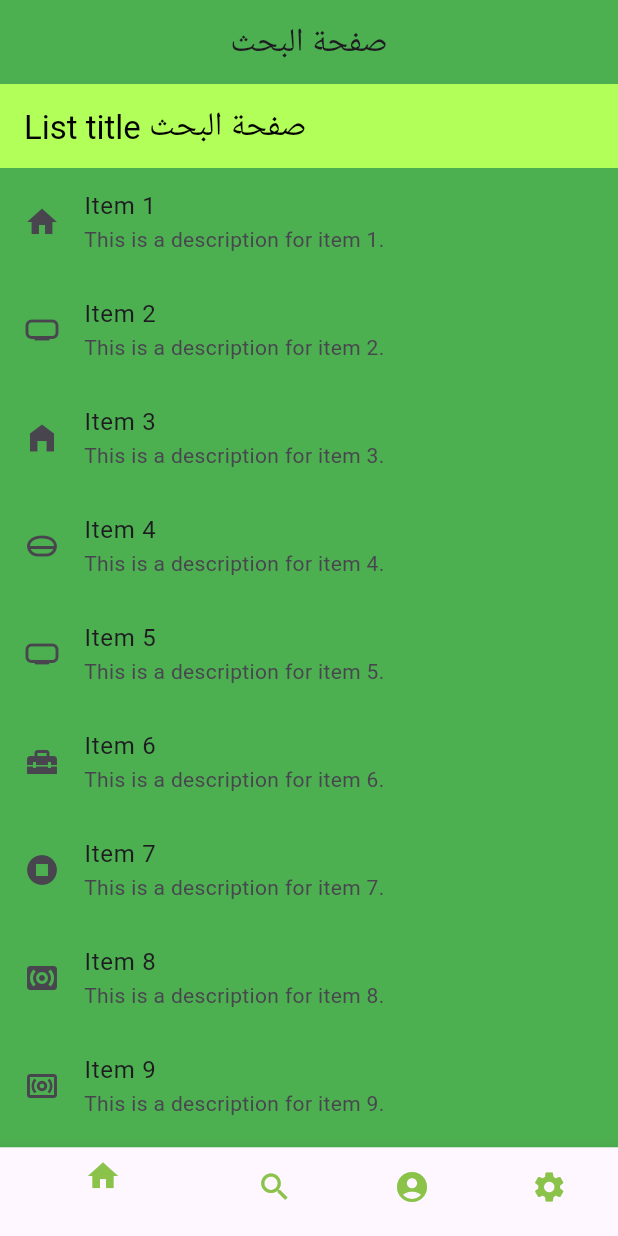
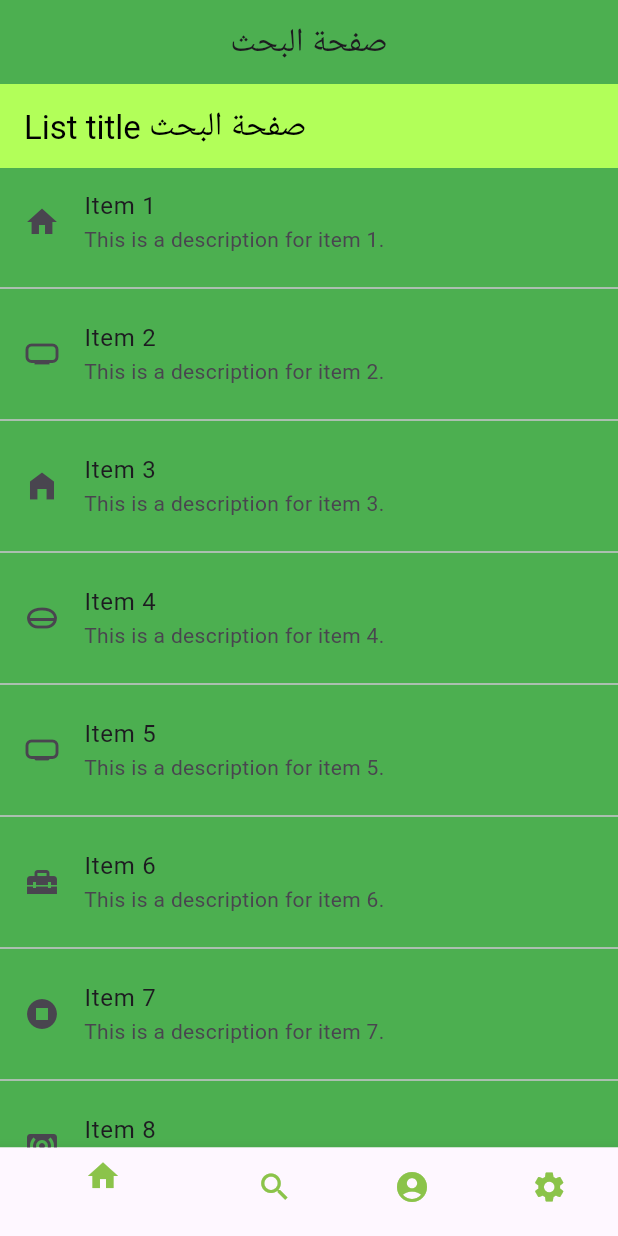
Before and after one commit to Hassan1454/Exercises-Flutter, a Flutter app: the screen it shows after launch, item 2 of the bottom bar chosen, on a phone screen of 412 x 824 dp. Run offline on Flutter 3.47's test engine with Material 3 defaults, Android fonts, the phone set to English and light mode, and no system bars.

Commit message:
تعديل اضافة Divider  بين ListTile

```diff
--- a/lib/Searchpage.dart
+++ b/lib/Searchpage.dart
@@ -35,99 +35,121 @@ class Searchpage extends StatelessWidget {
       body: ListView(
 
               children: [
+
                 ListTile(
                   leading: Icon(Icons.home),
                   title: Text(item1.title),
                   subtitle: Text(item1.subtitle),
-                ),
+                ),                 Divider(),
                 ListTile(
                   leading: Icon(Icons.home_max),
                   title: Text(item2.title),
                   subtitle: Text(item2.subtitle),
-                ),
+                ),                 Divider(),
                 ListTile(
                   leading: Icon(Icons.home_filled),
                   title: Text(item3.title),
                   subtitle: Text(item3.subtitle),
-                ),  ListTile(
+                ),                 Divider(),
+                ListTile(
                   leading: Icon(Icons.home_mini),
                   title: Text(item4.title),
                   subtitle: Text(item4.subtitle),
-                ),  ListTile(
+                ),                 Divider(),
+                ListTile(
                   leading: Icon(Icons.home_max_rounded),
                   title: Text(item5.title),
                   subtitle: Text(item5.subtitle),
-                ),  ListTile(
+                ),                 Divider(),
+                ListTile(
                   leading: Icon(Icons.home_repair_service),
                   title: Text(item6.title),
                   subtitle: Text(item6.subtitle),
-                ),  ListTile(
+                ),                 Divider(),
+                ListTile(
                   leading: Icon(Icons.stop_circle),
                   title: Text(item7.title),
                   subtitle: Text(item7.subtitle),
-                ),  ListTile(
+                ),                 Divider(),
+                ListTile(
                   leading: Icon(Icons.surround_sound),
                   title: Text(item8.title),
                   subtitle: Text(item8.subtitle),
-                ),  ListTile(
+                ),                 Divider(),
+                ListTile(
                   leading: Icon(Icons.surround_sound_outlined),
                   title: Text(item9.title),
                   subtitle: Text(item9.subtitle),
-                ),  ListTile(
+                ),                 Divider(),
+                ListTile(
                   leading: Icon(Icons.play_arrow),
                   title: Text(item10.title),
                   subtitle: Text(item10.subtitle),
-                ),  ListTile(
+                ),                 Divider(),
+                ListTile(
                   leading: Icon(Icons.play_circle),
                   title: Text(item11.title),
                   subtitle: Text(item11.subtitle),
-                ),  ListTile(
+                ),                 Divider(),
+                ListTile(
                   leading: Icon(Icons.play_arrow_rounded),
                   title: Text(item12.title),
                   subtitle: Text(item12.subtitle),
-                ),  ListTile(
+                ),                 Divider(),
+                ListTile(
                   leading: Icon(Icons.play_disabled),
                   title: Text(item2.title),
                   subtitle: Text(item2.subtitle),
-                ),  ListTile(
+                ),                 Divider(),
+                ListTile(
                   leading: Icon(Icons.expand),
                   title: Text(item2.title),
                   subtitle: Text(item2.subtitle),
-                ),  ListTile(
+                ),                 Divider(),
+                ListTile(
                   leading: Icon(Icons.subtitles),
                   title: Text(item2.title),
                   subtitle: Text(item2.subtitle),
-                ),  ListTile(
+                ),                 Divider(),
+                ListTile(
                   leading: Icon(Icons.home),
                   title: Text(item2.title),
                   subtitle: Text(item2.subtitle),
-                ),  ListTile(
+                ),                 Divider(),
+                ListTile(
                   leading: Icon(Icons.home),
                   title: Text(item2.title),
                   subtitle: Text(item2.subtitle),
-                ),  ListTile(
+                ),                 Divider(),
+                ListTile(
                   leading: Icon(Icons.home),
                   title: Text(item2.title),
                   subtitle: Text(item2.subtitle),
-                ),  ListTile(
+                ),                 Divider(),
+                ListTile(
                   leading: Icon(Icons.home),
                   title: Text(item2.title),
                   subtitle: Text(item2.subtitle),
-                ),  ListTile(
+                ),                 Divider(),
+                ListTile(
                   leading: Icon(Icons.home),
                   title: Text(item2.title),
                   subtitle: Text(item2.subtitle),
-                ),  ListTile(
+                ),                 Divider(),
+                ListTile(
                   leading: Icon(Icons.home),
                   title: Text(item2.title),
                   subtitle: Text(item2.subtitle),
-                ),  ListTile(
+                ),                 Divider(),
+                ListTile(
                   leading: Icon(Icons.home),
                   title: Text(item2.title),
                   subtitle: Text(item2.subtitle),
-                ),
+                ),                 Divider(),
+
               ],
       ),
+
       );
 
   }
```
